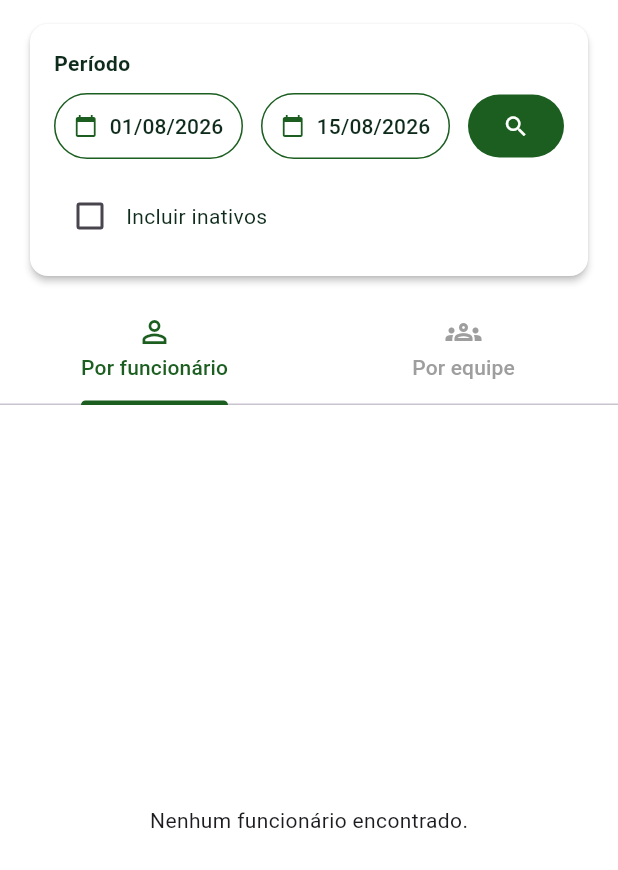
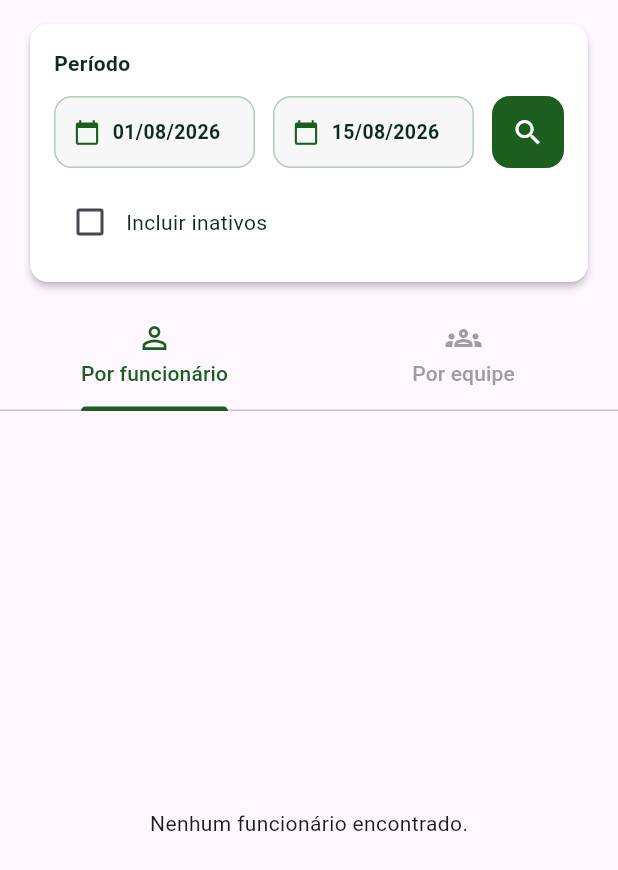
Before and after one commit to rdswallyson/Silvora_Florestal-, a Flutter app: the ConsultaProducaoScreen screen opened directly, on a phone screen of 412 x 824 dp. Shown: the top 870 px of the screen. Run offline on Flutter 3.47's test engine with Material 3 defaults, Android fonts, the phone set to English and light mode, and no system bars; our stand-ins replace fl_chart, go_router, google_fonts, supabase_flutter; accounts and stored records are empty.

Commit message:
fix(consulta-producao): corrige renderizacao do seletor de periodo

```diff
--- a/lib/screens/consulta_producao_screen.dart
+++ b/lib/screens/consulta_producao_screen.dart
@@ -56,7 +56,7 @@ class _ConsultaProducaoScreenState extends State<ConsultaProducaoScreen>
       final equipesFuture = Db.list('equipes', orderBy: 'nome', ascending: true);
       final producoesFuture = Db.list('producao',
           select:
-              '*, equipe_id, funcionario_id, volume_total, total_arvores, equipe:equipes!equipe_id(nome), talhao:talhoes!talhao_id(codigo), funcionario:funcionarios!funcionario_id(nome)');
+              'id, data, talhao_id, equipe_id, funcionario_id, volume_total, total_arvores, equipe:equipes!equipe_id(nome), talhao:talhoes!talhao_id(codigo), funcionario:funcionarios!funcionario_id(nome)');
       final pfFuture = Db.list('producao_funcionarios',
           select:
               '*, funcionario:funcionarios!funcionario_id(nome, forma_remuneracao, situacao), producao:producao!producao_id(data, volume_total, total_arvores, talhao:talhao_id(codigo), equipe:equipe_id(nome))');
@@ -234,7 +234,7 @@ class _ConsultaProducaoScreenState extends State<ConsultaProducaoScreen>
   @override
   Widget build(BuildContext context) {
     return Scaffold(
-      backgroundColor: Colors.transparent,
+      backgroundColor: Theme.of(context).scaffoldBackgroundColor,
       body: Column(
         children: [
           _buildFiltros(),
@@ -266,68 +266,58 @@ class _ConsultaProducaoScreenState extends State<ConsultaProducaoScreen>
 
   Widget _buildFiltros() {
     final fmt = DateFormat('dd/MM/yyyy');
+    final isDark = Theme.of(context).brightness == Brightness.dark;
     return Card(
-      color: Colors.white,
+      color: isDark ? BrandColors.graySurface : Colors.white,
       elevation: 2,
       margin: const EdgeInsets.fromLTRB(20, 16, 20, 12),
       child: Padding(
         padding: const EdgeInsets.all(16),
         child: Column(
           crossAxisAlignment: CrossAxisAlignment.start,
+          mainAxisSize: MainAxisSize.min,
           children: [
             const Text('Período',
                 style: TextStyle(
                     fontWeight: FontWeight.w700,
                     color: BrandColors.forestDark)),
-            const SizedBox(height: 8),
+            const SizedBox(height: 12),
             Row(
               children: [
                 Expanded(
-                  child: OutlinedButton.icon(
-                    onPressed: _selecionarDataInicio,
-                    style: OutlinedButton.styleFrom(
-                      foregroundColor: BrandColors.forestDark,
-                      side: const BorderSide(color: BrandColors.forest),
-                      padding: const EdgeInsets.symmetric(vertical: 12),
-                    ),
-                    icon: const Icon(Icons.calendar_today,
-                        size: 16, color: BrandColors.forest),
-                    label: Text(
-                      _dataInicio == null
+                  child: _buildDateButton(
+                    label: _dataInicio == null
                         ? 'Data inicial'
                         : fmt.format(_dataInicio!),
-                      style: const TextStyle(color: BrandColors.forestDark),
-                    ),
+                    icon: Icons.calendar_today,
+                    onTap: _selecionarDataInicio,
                   ),
                 ),
                 const SizedBox(width: 12),
                 Expanded(
-                  child: OutlinedButton.icon(
-                    onPressed: _selecionarDataFim,
-                    style: OutlinedButton.styleFrom(
-                      foregroundColor: BrandColors.forestDark,
-                      side: const BorderSide(color: BrandColors.forest),
-                      padding: const EdgeInsets.symmetric(vertical: 12),
-                    ),
-                    icon: const Icon(Icons.calendar_today,
-                        size: 16, color: BrandColors.forest),
-                    label: Text(
-                      _dataFim == null
+                  child: _buildDateButton(
+                    label: _dataFim == null
                         ? 'Data final'
                         : fmt.format(_dataFim!),
-                      style: const TextStyle(color: BrandColors.forestDark),
-                    ),
+                    icon: Icons.calendar_today,
+                    onTap: _selecionarDataFim,
                   ),
                 ),
                 const SizedBox(width: 12),
-                FilledButton(
+                SizedBox(
+                  height: 48,
+                  width: 48,
+                  child: FilledButton(
                     onPressed: _carregar,
                     style: FilledButton.styleFrom(
                       backgroundColor: BrandColors.forest,
                       foregroundColor: Colors.white,
-                    padding: const EdgeInsets.symmetric(vertical: 12),
+                      padding: EdgeInsets.zero,
+                      shape: RoundedRectangleBorder(
+                          borderRadius: BorderRadius.circular(12)),
                     ),
-                  child: const Icon(Icons.search),
+                    child: const Icon(Icons.search, size: 22),
+                  ),
                 ),
               ],
             ),
@@ -343,6 +333,49 @@ class _ConsultaProducaoScreenState extends State<ConsultaProducaoScreen>
                 const Text('Incluir inativos',
                     style: TextStyle(color: BrandColors.forestDark)),
               ],
+            ),
+          ],
+        ),
+      ),
+    );
+  }
+
+  Widget _buildDateButton({
+    required String label,
+    required IconData icon,
+    required VoidCallback onTap,
+  }) {
+    final isDark = Theme.of(context).brightness == Brightness.dark;
+    return InkWell(
+      onTap: onTap,
+      borderRadius: BorderRadius.circular(12),
+      child: Container(
+        height: 48,
+        padding: const EdgeInsets.symmetric(horizontal: 12),
+        decoration: BoxDecoration(
+          color: isDark
+              ? Colors.white.withValues(alpha: 0.08)
+              : Colors.grey.withValues(alpha: 0.08),
+          borderRadius: BorderRadius.circular(12),
+          border: Border.all(
+            color: BrandColors.forest.withValues(alpha: 0.3),
+            width: 1,
+          ),
+        ),
+        child: Row(
+          children: [
+            Icon(icon, size: 18, color: BrandColors.forest),
+            const SizedBox(width: 8),
+            Expanded(
+              child: Text(
+                label,
+                style: const TextStyle(
+                  color: BrandColors.forestDark,
+                  fontWeight: FontWeight.w600,
+                  fontSize: 13,
+                ),
+                overflow: TextOverflow.ellipsis,
+              ),
             ),
           ],
         ),
```
Lines whose indentation alone changed are shown as unchanged.
